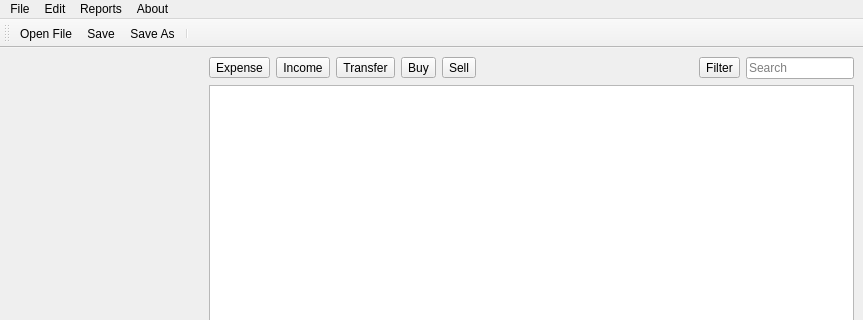
Qt form src/views/ui_files/main_window.ui (JakubFranek/Kapytal) before a commit; both pictures show x 0 to 863 and y 0 to 320 of the 863 by 673 pixel window.
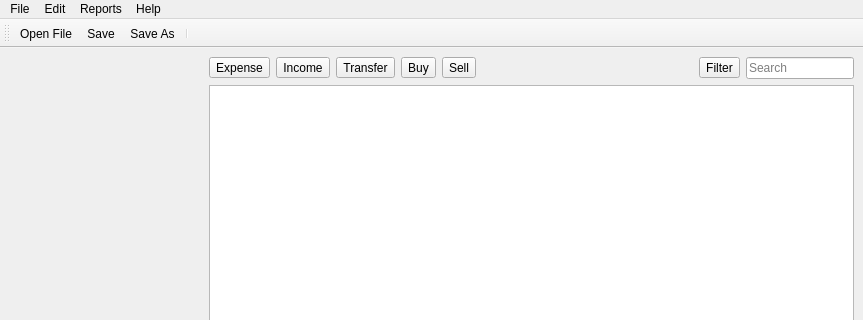
The same form after that commit.

What changed in the file:
```diff
--- a/src/views/ui_files/main_window.ui
+++ b/src/views/ui_files/main_window.ui
@@ -186,7 +186,7 @@
    </widget>
    <widget class="QMenu" name="menuAbout">
     <property name="title">
-     <string>About</string>
+     <string>Help</string>
     </property>
    </widget>
    <addaction name="menuFile"/>
```
Left out of the diff: 44 changed lines with no effect on the pictures.
